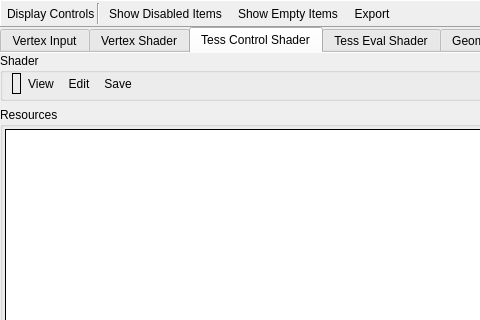
Old version of the form qrenderdoc/Windows/PipelineState/VulkanPipelineStateViewer.ui in the repository baldurk/renderdoc; both pictures show x 0 to 480 and y 0 to 320 of the 911 by 566 pixel window.
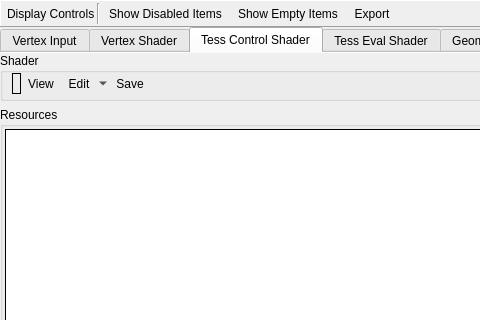
New version of the form. The open tabs and pages were chosen to show the change. Icons and pictures are not drawn. Custom widgets are drawn as their Qt base class.

Commit message: Expand SPIR-V disassemblers to general shader processing tools

```diff
--- a/qrenderdoc/Windows/PipelineState/VulkanPipelineStateViewer.ui
+++ b/qrenderdoc/Windows/PipelineState/VulkanPipelineStateViewer.ui
@@ -829,6 +829,9 @@
              <iconset resource="../../Resources/resources.qrc">
               <normaloff>:/page_white_edit.png</normaloff>:/page_white_edit.png</iconset>
             </property>
+            <property name="popupMode">
+             <enum>QToolButton::MenuButtonPopup</enum>
+            </property>
             <property name="toolButtonStyle">
              <enum>Qt::ToolButtonTextBesideIcon</enum>
             </property>
```
Left out of the diff: 15 changed lines with no effect on the pictures. The commit also changes 29 other files.
